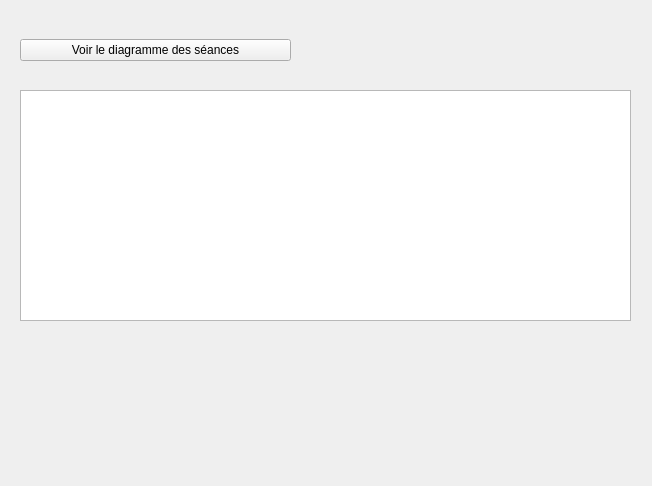
First picture: the form in liste_cours_entreprise.ui, repository Lauwny/qtafti, before the edit.
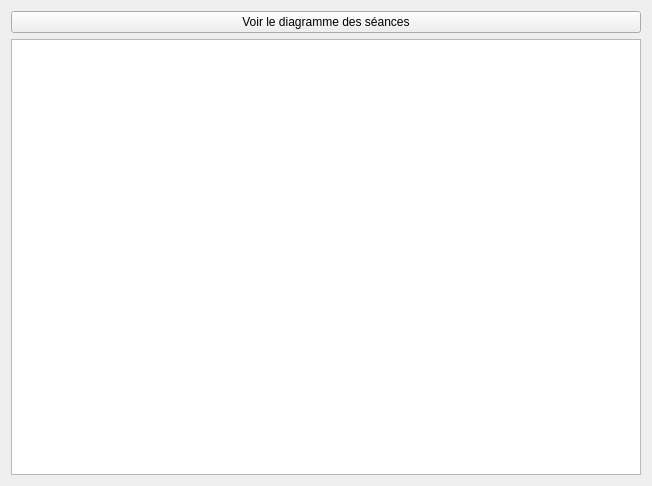
Second picture: the form after the edit.

Diff of the .ui file:
```diff
--- a/liste_cours_entreprise.ui
+++ b/liste_cours_entreprise.ui
@@ -13,15 +13,8 @@
   <property name="windowTitle">
    <string>Form</string>
   </property>
-  <widget class="QWidget" name="verticalLayoutWidget">
-   <property name="geometry">
-    <rect>
-     <x>20</x>
-     <y>30</y>
-     <width>271</width>
-     <height>41</height>
-    </rect>
-   </property>
+  <layout class="QGridLayout" name="gridLayout_2">
+   <item row="0" column="0">
    <layout class="QVBoxLayout" name="verticalLayout">
     <item>
      <widget class="QPushButton" name="btnShowSeance">
@@ -31,16 +24,8 @@
      </widget>
     </item>
    </layout>
-  </widget>
-  <widget class="QWidget" name="gridLayoutWidget">
-   <property name="geometry">
-    <rect>
-     <x>20</x>
-     <y>90</y>
-     <width>611</width>
-     <height>231</height>
-    </rect>
-   </property>
+   </item>
+   <item row="1" column="0">
    <layout class="QGridLayout" name="gridLayout">
     <item row="0" column="1">
      <widget class="QTableWidget" name="lvListeSeance">
@@ -53,7 +38,8 @@
      </widget>
     </item>
    </layout>
-  </widget>
+   </item>
+  </layout>
  </widget>
  <resources/>
  <connections/>
```
Lines whose indentation alone changed are shown as unchanged.
